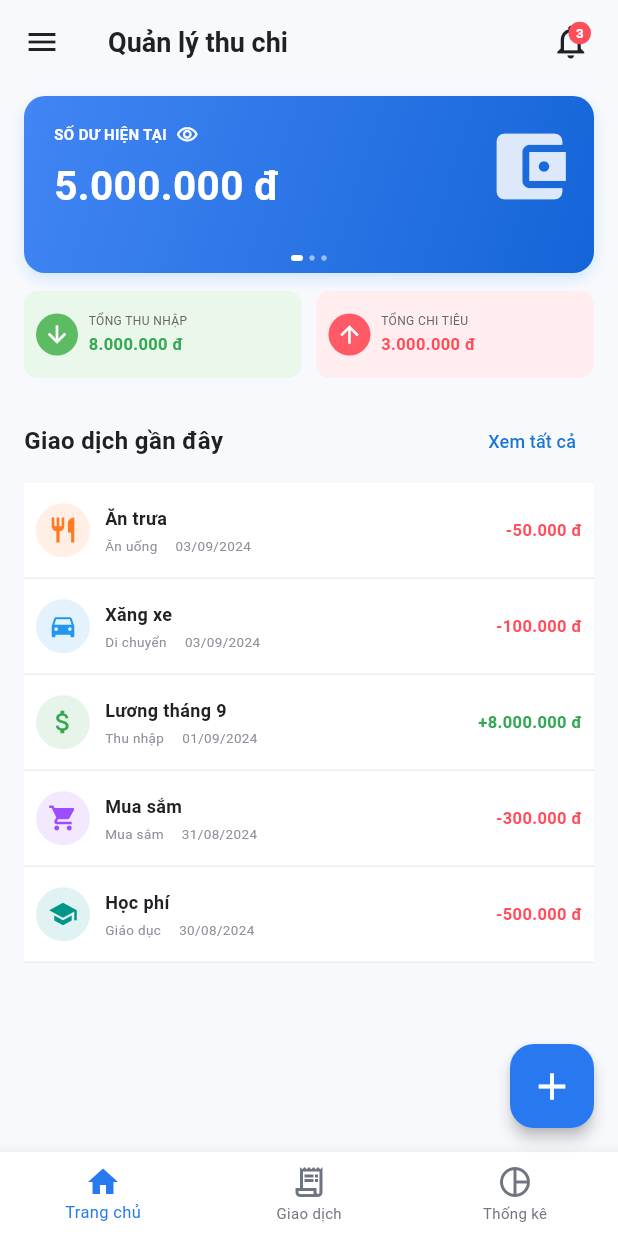
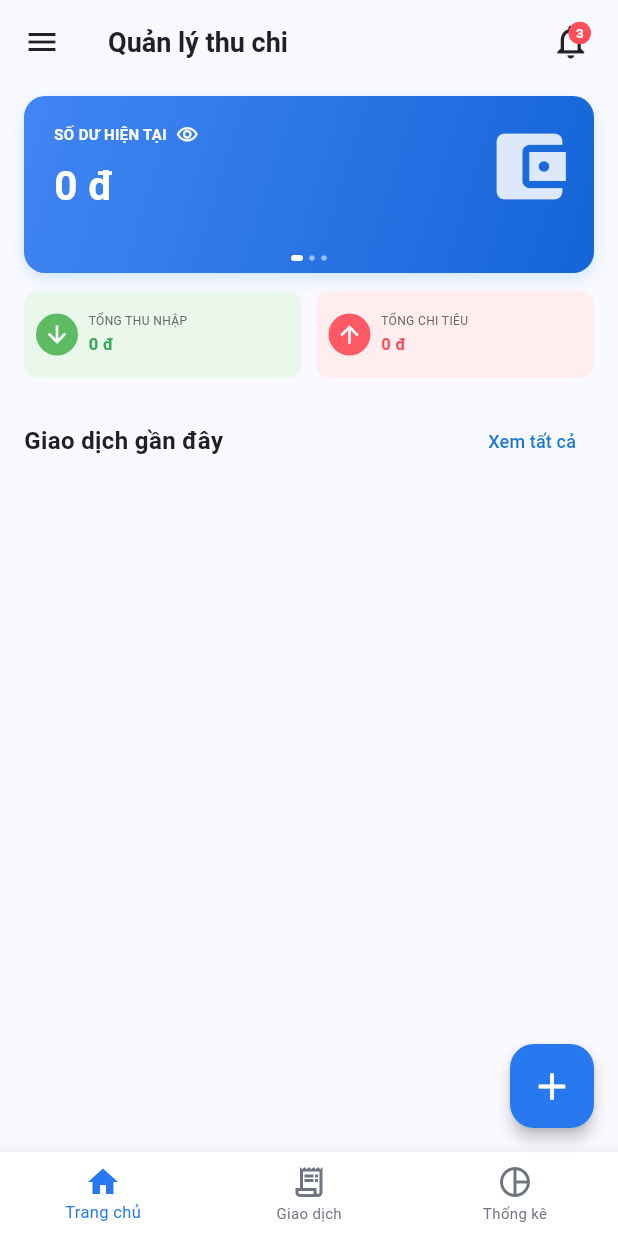
Before and after one commit to KHMT2411056-PHAMNGUYENMINHPHAT/KHMT2411056_PhamNguyenMinhPhat_casestudy1, a Flutter app: the screen it shows after launch, after a tap on "Bắt đầu", on a phone screen of 412 x 824 dp. Run offline on Flutter 3.47's test engine with Material 3 defaults, Android fonts, the phone set to English and light mode, and no system bars; our stand-ins replace sqflite; accounts and stored records are empty; Roboto replaces fonts that are missing (Arial).

Commit message:
Hoan thanh buoi 5 - SQLite

```diff
--- a/lib/dashboard.dart
+++ b/lib/dashboard.dart
@@ -1,17 +1,60 @@
 import 'package:flutter/material.dart';
 import 'add_transaction.dart';
 
-class DashboardScreen extends StatelessWidget {
+import 'database/database_helper.dart';
+import 'models/transaction_model.dart';
+
+class DashboardScreen extends StatefulWidget {
   const DashboardScreen({super.key});
+
+  @override
+  State<DashboardScreen> createState() => _DashboardScreenState();
+}
+
+class _DashboardScreenState extends State<DashboardScreen> {
+
+  List<TransactionModel> transactions = [];
+
+  double totalIncome = 0;
+  double totalExpense = 0;
+  double balance = 0;
+
+  @override
+  void initState() {
+    super.initState();
+    loadTransactions();
+  }
+
+  Future<void> loadTransactions() async {
+    final data = await DatabaseHelper.instance.getTransactions();
+
+    double income = 0;
+    double expense = 0;
+
+    for (final transaction in data) {
+      if (transaction.type == 'Thu nhập') {
+        income += transaction.amount;
+      } else if (transaction.type == 'Chi tiêu') {
+        expense += transaction.amount;
+      }
+    }
+
+    if (!mounted) return;
+
+    setState(() {
+      transactions = data;
+      totalIncome = income;
+      totalExpense = expense;
+      balance = income - expense;
+    });
+  }
 
   @override
   Widget build(BuildContext context) {
     return Scaffold(
-      backgroundColor: const Color(0xFFF8F9FC),
 
       // =========================
       // APP BAR
-      // =========================
       appBar: AppBar(
         backgroundColor: const Color(0xFFF8F9FC),
         elevation: 0,
@@ -149,55 +192,45 @@ class DashboardScreen extends StatelessWidget {
               // DANH SÁCH GIAO DỊCH
               // =====================
 
-              transactionItem(
-                icon: Icons.restaurant,
-                iconColor: const Color(0xFFFF7A22),
-                title: 'Ăn trưa',
-                category: 'Ăn uống',
-                date: '03/09/2024',
-                amount: '-50.000 đ',
-                amountColor: const Color(0xFFFF4D5A),
-              ),
+              ...transactions.map((transaction) {
+                IconData icon = Icons.receipt_long;
+                Color iconColor = const Color(0xFF2878F0);
 
-              transactionItem(
-                icon: Icons.directions_car,
-                iconColor: const Color(0xFF2196F3),
-                title: 'Xăng xe',
-                category: 'Di chuyển',
-                date: '03/09/2024',
-                amount: '-100.000 đ',
-                amountColor: const Color(0xFFFF4D5A),
-              ),
+                if (transaction.category == 'Ăn uống') {
+                  icon = Icons.restaurant;
+                  iconColor = const Color(0xFFFF7A22);
+                } else if (transaction.category == 'Di chuyển') {
+                  icon = Icons.directions_car;
+                  iconColor = const Color(0xFF2196F3);
+                } else if (transaction.category == 'Mua sắm') {
+                  icon = Icons.shopping_cart;
+                  iconColor = const Color(0xFF9C4DFF);
+                } else if (transaction.category == 'Giáo dục') {
+                  icon = Icons.school;
+                  iconColor = const Color(0xFF009688);
+                } else if (transaction.category == 'Thu nhập') {
+                  icon = Icons.attach_money;
+                  iconColor = const Color(0xFF35A853);
+                }
 
-              transactionItem(
-                icon: Icons.attach_money,
-                iconColor: const Color(0xFF35A853),
-                title: 'Lương tháng 9',
-                category: 'Thu nhập',
-                date: '01/09/2024',
-                amount: '+8.000.000 đ',
-                amountColor: const Color(0xFF35A853),
-              ),
+                final isIncome = transaction.type == 'Thu nhập';
 
-              transactionItem(
-                icon: Icons.shopping_cart,
-                iconColor: const Color(0xFF9C4DFF),
-                title: 'Mua sắm',
-                category: 'Mua sắm',
-                date: '31/08/2024',
-                amount: '-300.000 đ',
-                amountColor: const Color(0xFFFF4D5A),
-              ),
-
-              transactionItem(
-                icon: Icons.school,
-                iconColor: const Color(0xFF009688),
-                title: 'Học phí',
-                category: 'Giáo dục',
-                date: '30/08/2024',
-                amount: '-500.000 đ',
-                amountColor: const Color(0xFFFF4D5A),
-              ),
+                return transactionItem(
+                  icon: icon,
+                  iconColor: iconColor,
+                  title: transaction.note.isEmpty
+                      ? transaction.category
+                      : transaction.note,
+                  category: transaction.category,
+                  date: transaction.date,
+                  amount:
+                  '${isIncome ? '+' : '-'}${transaction.amount.toStringAsFixed(0)} đ',
+                  amountColor:
+                  isIncome
+                      ? const Color(0xFF35A853)
+                      : const Color(0xFFFF4D5A),
+                );
+              }).toList(),
             ],
           ),
         ),
@@ -208,13 +241,17 @@ class DashboardScreen extends StatelessWidget {
       // =========================
 
     floatingActionButton: FloatingActionButton(
-        onPressed: () {
-          Navigator.push(
+    onPressed: () async {
+    final result = await Navigator.push(
     context,
     MaterialPageRoute(
     builder: (context) => const AddTransactionScreen(),
     ),
     );
+
+    if (result == true) {
+    loadTransactions();
+    }
     },
         backgroundColor: const Color(0xFF2878F0),
         elevation: 4,
@@ -310,7 +347,7 @@ class DashboardScreen extends StatelessWidget {
               children: [
 
                 Row(
-                  children: const [
+                  children: [
                     Text(
                       'SỐ DƯ HIỆN TẠI',
                       style: TextStyle(
@@ -332,8 +369,8 @@ class DashboardScreen extends StatelessWidget {
 
                 const SizedBox(height: 7),
 
-                const Text(
-                  '5.000.000 đ',
+                Text(
+                  '${balance.toStringAsFixed(0)} đ',
                   style: TextStyle(
                     color: Colors.white,
                     fontSize: 27,
@@ -442,7 +479,7 @@ class DashboardScreen extends StatelessWidget {
             crossAxisAlignment:
             CrossAxisAlignment.start,
 
-            children: const [
+            children: [
               Text(
                 'TỔNG THU NHẬP',
                 style: TextStyle(
@@ -454,7 +491,7 @@ class DashboardScreen extends StatelessWidget {
               SizedBox(height: 2),
 
               Text(
-                '8.000.000 đ',
+                '${totalIncome.toStringAsFixed(0)} đ',
                 style: TextStyle(
                   fontSize: 11,
                   fontWeight: FontWeight.bold,
@@ -513,7 +550,7 @@ class DashboardScreen extends StatelessWidget {
             crossAxisAlignment:
             CrossAxisAlignment.start,
 
-            children: const [
+            children:  [
               Text(
                 'TỔNG CHI TIÊU',
                 style: TextStyle(
@@ -525,7 +562,7 @@ class DashboardScreen extends StatelessWidget {
               SizedBox(height: 2),
 
               Text(
-                '3.000.000 đ',
+                '${totalExpense.toStringAsFixed(0)} đ',
                 style: TextStyle(
                   fontSize: 11,
                   fontWeight: FontWeight.bold,
@@ -602,6 +639,8 @@ class DashboardScreen extends StatelessWidget {
               children: [
                 Text(
                   title,
+                  maxLines: 1,
+                  overflow: TextOverflow.ellipsis,
                   style: const TextStyle(
                     fontSize: 12,
                     fontWeight: FontWeight.bold,
--- /dev/null
+++ b/lib/models/transaction_model.dart
@@ -0,0 +1,62 @@
+class TransactionModel {
+  final int? id;
+  final String type;
+  final String category;
+  final double amount;
+  final String date;
+  final String note;
+
+  TransactionModel({
+    this.id,
+    required this.type,
+    required this.category,
+    required this.amount,
+    required this.date,
+    required this.note,
+  });
+
+  // Chuyển Object → Map để lưu vào SQLite
+  Map<String, dynamic> toMap() {
+    return {
+      'id': id,
+      'type': type,
+      'category': category,
+      'amount': amount,
+      'date': date,
+      'note': note,
+    };
+  }
+
+  // Chuyển dữ liệu từ SQLite → Object
+  factory TransactionModel.fromMap(
+      Map<String, dynamic> map,
+      ) {
+    return TransactionModel(
+      id: map['id'] as int?,
+      type: map['type'] as String,
+      category: map['category'] as String,
+      amount: (map['amount'] as num).toDouble(),
+      date: map['date'] as String,
+      note: map['note'] as String,
+    );
+  }
+
+  // Tạo bản sao khi cần chỉnh sửa
+  TransactionModel copyWith({
+    int? id,
+    String? type,
+    String? category,
+    double? amount,
+    String? date,
+    String? note,
+  }) {
+    return TransactionModel(
+      id: id ?? this.id,
+      type: type ?? this.type,
+      category: category ?? this.category,
+      amount: amount ?? this.amount,
+      date: date ?? this.date,
+      note: note ?? this.note,
+    );
+  }
+}
--- a/pubspec.yaml
+++ b/pubspec.yaml
@@ -34,6 +34,8 @@ dependencies:
   # The following adds the Cupertino Icons font to your application.
   # Use with the CupertinoIcons class for iOS style icons.
   cupertino_icons: ^1.0.8
+  sqflite: ^2.4.4
+  path: ^1.9.1
 
 dev_dependencies:
   flutter_test:
```
Also changed, not shown: lib/add_transaction.dart (+58 -8 lines), lib/database/database_helper.dart (added, +170 -0 lines), pubspec.lock, 1 other file. Lines whose indentation alone changed are shown as unchanged.
